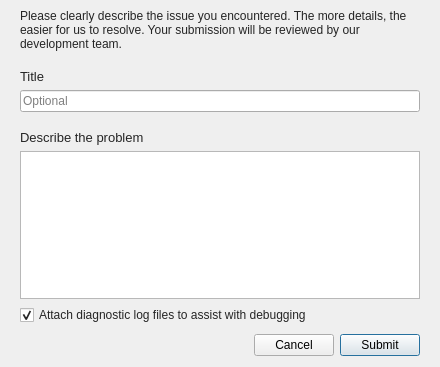
Before: the Qt Designer form src/MEGASync/gui/win/BugReportDialog.ui in meganz/MEGAsync, drawn with Qt 5.
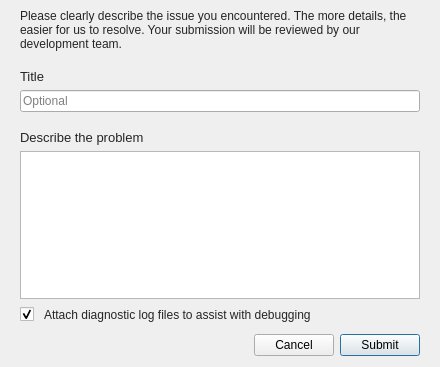
After: the same form once the commit is applied.

Commit message: Let checkbox text to wrap if exceeds limits

Patch:
```diff
--- a/src/MEGASync/gui/win/BugReportDialog.ui
+++ b/src/MEGASync/gui/win/BugReportDialog.ui
@@ -115,10 +115,44 @@
        <widget class="QTextEdit" name="teDescribeBug"/>
       </item>
       <item>
+       <widget class="QWidget" name="wCheckBox" native="true">
+        <layout class="QHBoxLayout" name="horizontalLayout_2">
+         <property name="spacing">
+          <number>10</number>
+         </property>
+         <property name="leftMargin">
+          <number>0</number>
+         </property>
+         <property name="topMargin">
+          <number>0</number>
+         </property>
+         <property name="rightMargin">
+          <number>0</number>
+         </property>
+         <property name="bottomMargin">
+          <number>0</number>
+         </property>
+         <item>
        <widget class="QCheckBox" name="cbAttachLogs">
+           <property name="text">
+            <string/>
+           </property>
+           <property name="checked">
+            <bool>true</bool>
+           </property>
+          </widget>
+         </item>
+         <item>
+          <widget class="QLabel" name="lAttachLogs">
+           <property name="minimumSize">
+            <size>
+             <width>350</width>
+             <height>0</height>
+            </size>
+           </property>
         <property name="styleSheet">
-         <string notr="true">#cbAttachLogs
- {
+            <string notr="true">#lAttachLogs
+{
 	color: rgba(0,0,0,0.85);
 	font-family: &quot;SF Pro Text&quot;;
 	font-size: 12px;
@@ -128,9 +162,25 @@
         <property name="text">
          <string>Attach diagnostic log files to assist with debugging</string>
         </property>
-        <property name="checked">
+           <property name="wordWrap">
          <bool>true</bool>
         </property>
+          </widget>
+         </item>
+         <item>
+          <spacer name="horizontalSpacer_2">
+           <property name="orientation">
+            <enum>Qt::Horizontal</enum>
+           </property>
+           <property name="sizeHint" stdset="0">
+            <size>
+             <width>1</width>
+             <height>20</height>
+            </size>
+           </property>
+          </spacer>
+         </item>
+        </layout>
        </widget>
       </item>
      </layout>
```
Lines whose indentation alone changed are shown as unchanged. The commit also changes 2 other files.
